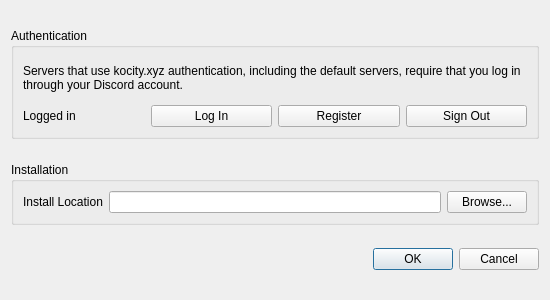
Above: src/ui/settings_dialog.ui from ex4dev/brawl-starter before the change. Below: the same form after it.
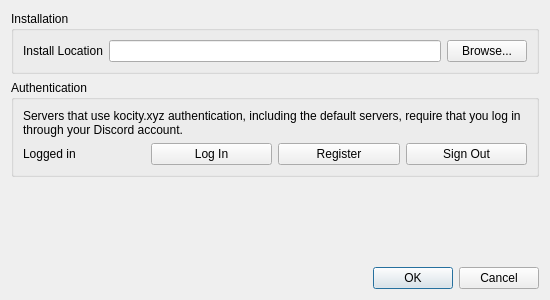
That is the form after the change.

Commit message: Improve settings dialog layout

The edit to the form file:
```diff
--- a/src/ui/settings_dialog.ui
+++ b/src/ui/settings_dialog.ui
@@ -22,7 +22,54 @@
   <property name="windowTitle">
    <string>Settings</string>
   </property>
-  <layout class="QVBoxLayout" name="verticalLayout" stretch="0,0,0">
+  <layout class="QVBoxLayout" name="verticalLayout" stretch="0,0">
+   <item>
+    <layout class="QVBoxLayout" name="settingsVerticalLayout">
+     <item>
+      <widget class="QGroupBox" name="installationGroupBox">
+       <property name="sizePolicy">
+        <sizepolicy hsizetype="Expanding" vsizetype="Maximum">
+         <horstretch>0</horstretch>
+         <verstretch>0</verstretch>
+        </sizepolicy>
+       </property>
+       <property name="minimumSize">
+        <size>
+         <width>0</width>
+         <height>0</height>
+        </size>
+       </property>
+       <property name="title">
+        <string>Installation</string>
+       </property>
+       <layout class="QVBoxLayout" name="verticalLayout_2">
+        <item>
+         <layout class="QHBoxLayout" name="installLocationInputLayout">
+          <property name="sizeConstraint">
+           <enum>QLayout::SetMinimumSize</enum>
+          </property>
+          <item>
+           <widget class="QLabel" name="lblInstallLocation">
+            <property name="text">
+             <string>Install Location</string>
+            </property>
+           </widget>
+          </item>
+          <item>
+           <widget class="QLineEdit" name="fldInstallLocation"/>
+          </item>
+          <item>
+           <widget class="QPushButton" name="btnBrowseInstallation">
+            <property name="text">
+             <string>Browse...</string>
+            </property>
+           </widget>
+          </item>
+         </layout>
+        </item>
+       </layout>
+      </widget>
+     </item>
    <item>
     <widget class="QGroupBox" name="authenticationGroupBox">
      <property name="sizePolicy">
@@ -87,52 +134,9 @@
      </layout>
     </widget>
    </item>
-   <item>
-    <widget class="QGroupBox" name="installationGroupBox">
-     <property name="sizePolicy">
-      <sizepolicy hsizetype="Expanding" vsizetype="Maximum">
-       <horstretch>0</horstretch>
-       <verstretch>0</verstretch>
-      </sizepolicy>
-     </property>
-     <property name="minimumSize">
-      <size>
-       <width>0</width>
-       <height>0</height>
-      </size>
-     </property>
-     <property name="title">
-      <string>Installation</string>
-     </property>
-     <layout class="QVBoxLayout" name="verticalLayout_2">
-      <item>
-       <layout class="QHBoxLayout" name="installLocationInputLayout">
-        <property name="sizeConstraint">
-         <enum>QLayout::SetMinimumSize</enum>
-        </property>
-        <item>
-         <widget class="QLabel" name="lblInstallLocation">
-          <property name="text">
-           <string>Install Location</string>
-          </property>
-         </widget>
-        </item>
-        <item>
-         <widget class="QLineEdit" name="fldInstallLocation"/>
-        </item>
-        <item>
-         <widget class="QPushButton" name="btnBrowseInstallation">
-          <property name="text">
-           <string>Browse...</string>
-          </property>
-         </widget>
-        </item>
-       </layout>
-      </item>
-     </layout>
-    </widget>
-   </item>
-   <item>
+    </layout>
+   </item>
+   <item alignment="Qt::AlignBottom">
     <widget class="QDialogButtonBox" name="buttonBox">
      <property name="orientation">
       <enum>Qt::Horizontal</enum>
```
Lines whose indentation alone changed are shown as unchanged.
